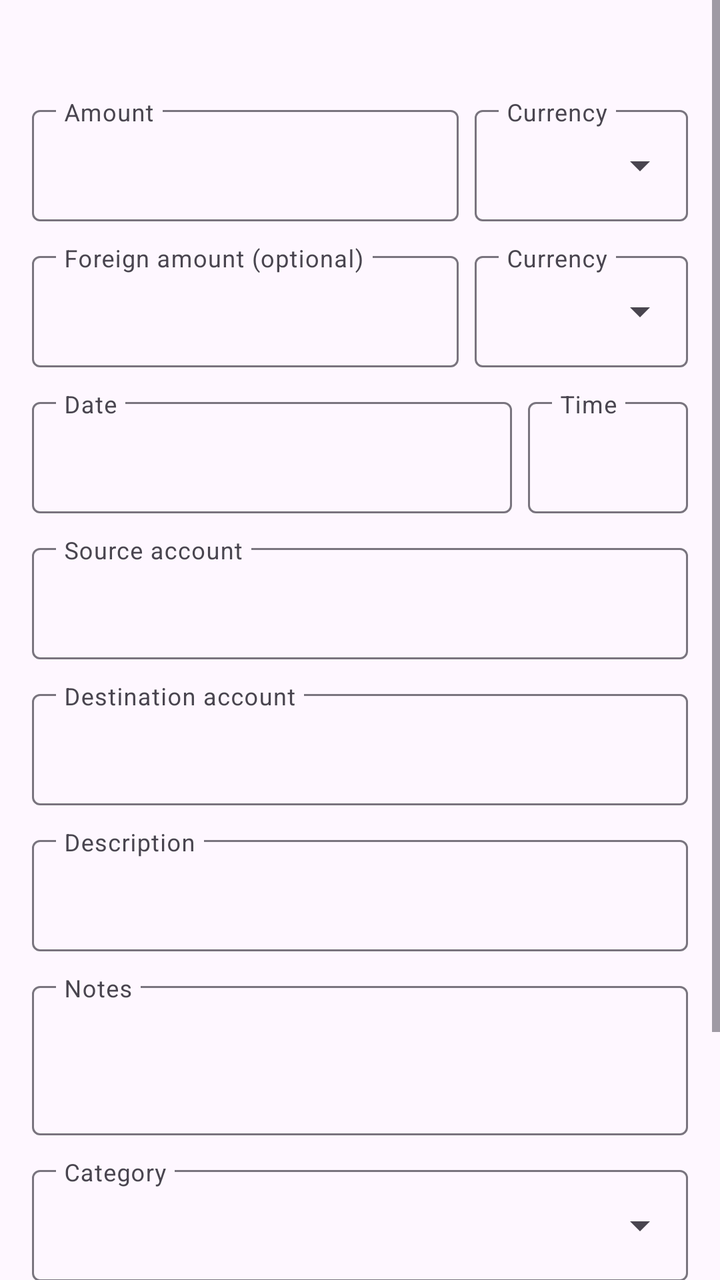
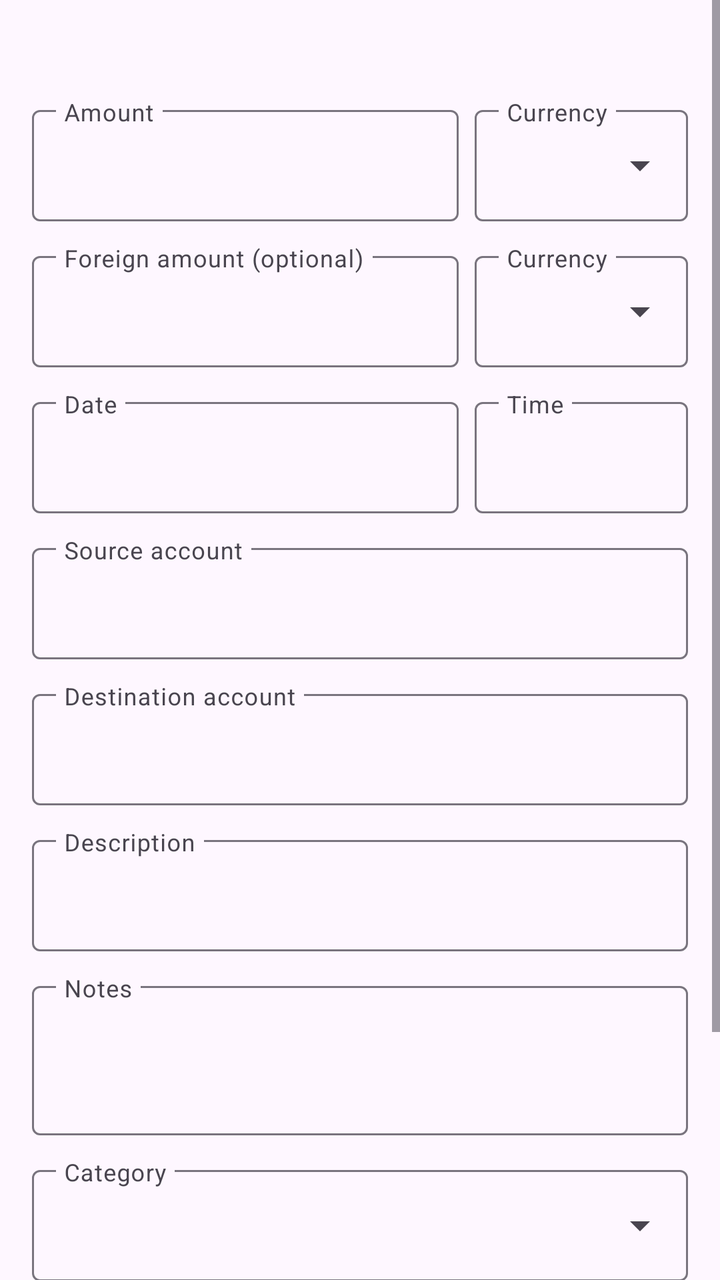

Compare the two renders of this Android layout. The source of the first and the diff that turns it into the second are given below.
<!-- AndroidManifest.xml: application theme Theme.FfNotifyImporter -->
<!-- res/layout/fragment_create_transaction.xml -->
<?xml version="1.0" encoding="utf-8"?>
<ScrollView xmlns:android="http://schemas.android.com/apk/res/android"
    xmlns:app="http://schemas.android.com/apk/res-auto"
    android:layout_width="match_parent"
    android:layout_height="match_parent">

    <LinearLayout
        android:layout_width="match_parent"
        android:layout_height="wrap_content"
        android:orientation="vertical"
        android:padding="16dp">

        <TextView
            android:id="@+id/ruleLabelText"
            android:layout_width="match_parent"
            android:layout_height="wrap_content"
            android:layout_marginBottom="12dp"
            android:textColor="#888888"
            android:textSize="13sp"
            android:visibility="gone" />

        <TextView
            android:id="@+id/alreadyLinkedWarningText"
            android:layout_width="match_parent"
            android:layout_height="wrap_content"
            android:layout_marginBottom="16dp"
            android:textColor="?attr/colorError"
            android:textStyle="bold"
            android:textSize="14sp"
            android:visibility="gone" />

        <TextView
            android:id="@+id/kindText"
            android:layout_width="match_parent"
            android:layout_height="wrap_content"
            android:layout_marginBottom="16dp"
            android:textColor="#888888"
            android:textSize="13sp" />

        <LinearLayout
            android:layout_width="match_parent"
            android:layout_height="wrap_content"
            android:layout_marginBottom="12dp"
            android:orientation="horizontal">

            <com.google.android.material.textfield.TextInputLayout
                android:id="@+id/amountLayout"
                android:layout_width="0dp"
                android:layout_height="wrap_content"
                android:layout_marginEnd="8dp"
                android:layout_weight="2"
                android:hint="@string/create_tx_field_amount"
                app:expandedHintEnabled="false">

                <com.google.android.material.textfield.TextInputEditText
                    android:id="@+id/amountInput"
                    android:layout_width="match_parent"
                    android:layout_height="wrap_content"
                    android:inputType="numberDecimal" />

            </com.google.android.material.textfield.TextInputLayout>

            <com.google.android.material.textfield.TextInputLayout
                android:id="@+id/currencyCodeLayout"
                android:layout_width="0dp"
                android:layout_height="wrap_content"
                android:layout_weight="1"
                android:hint="@string/create_tx_field_currency"
                app:expandedHintEnabled="false"
                app:endIconMode="custom"
                app:endIconDrawable="@drawable/ic_dropdown"
                app:endIconContentDescription="@string/rule_pick_currency">

                <com.google.android.material.textfield.TextInputEditText
                    android:id="@+id/currencyCodeInput"
                    android:layout_width="match_parent"
                    android:layout_height="wrap_content"
                    android:inputType="textCapCharacters"
                    android:maxLines="1" />

            </com.google.android.material.textfield.TextInputLayout>

        </LinearLayout>

        <LinearLayout
            android:layout_width="match_parent"
            android:layout_height="wrap_content"
            android:layout_marginBottom="12dp"
            android:orientation="horizontal">

            <com.google.android.material.textfield.TextInputLayout
                android:layout_width="0dp"
                android:layout_height="wrap_content"
                android:layout_marginEnd="8dp"
                android:layout_weight="2"
                android:hint="@string/create_tx_field_foreign_amount"
                app:expandedHintEnabled="false">

                <com.google.android.material.textfield.TextInputEditText
                    android:id="@+id/foreignAmountInput"
                    android:layout_width="match_parent"
                    android:layout_height="wrap_content"
                    android:inputType="numberDecimal" />

            </com.google.android.material.textfield.TextInputLayout>

            <com.google.android.material.textfield.TextInputLayout
                android:id="@+id/foreignCurrencyCodeLayout"
                android:layout_width="0dp"
                android:layout_height="wrap_content"
                android:layout_weight="1"
                android:hint="@string/create_tx_field_currency"
                app:expandedHintEnabled="false"
                app:endIconMode="custom"
                app:endIconDrawable="@drawable/ic_dropdown"
                app:endIconContentDescription="@string/rule_pick_currency">

                <com.google.android.material.textfield.TextInputEditText
                    android:id="@+id/foreignCurrencyCodeInput"
                    android:layout_width="match_parent"
                    android:layout_height="wrap_content"
                    android:inputType="textCapCharacters"
                    android:maxLines="1" />

            </com.google.android.material.textfield.TextInputLayout>

        </LinearLayout>

        <LinearLayout
            android:layout_width="match_parent"
            android:layout_height="wrap_content"
            android:layout_marginBottom="12dp"
            android:orientation="horizontal">

            <com.google.android.material.textfield.TextInputLayout
                android:layout_width="0dp"
                android:layout_height="wrap_content"
                android:layout_marginEnd="8dp"
                android:layout_weight="3"
                android:hint="@string/create_tx_field_date"
                app:expandedHintEnabled="false">

                <com.google.android.material.textfield.TextInputEditText
                    android:id="@+id/transactionDateInput"
                    android:layout_width="match_parent"
                    android:layout_height="wrap_content"
                    android:cursorVisible="false"
                    android:ellipsize="end"
                    android:focusable="false"
                    android:inputType="none"
                    android:maxLines="1" />

            </com.google.android.material.textfield.TextInputLayout>

            <com.google.android.material.textfield.TextInputLayout
                android:layout_width="0dp"
                android:layout_height="wrap_content"
                android:layout_weight="1"
                android:hint="@string/create_tx_field_time"
                app:expandedHintEnabled="false">

                <com.google.android.material.textfield.TextInputEditText
                    android:id="@+id/transactionTimeInput"
                    android:layout_width="match_parent"
                    android:layout_height="wrap_content"
                    android:cursorVisible="false"
                    android:ellipsize="end"
                    android:focusable="false"
                    android:inputType="none"
                    android:maxLines="1" />

            </com.google.android.material.textfield.TextInputLayout>

        </LinearLayout>

        <com.google.android.material.textfield.TextInputLayout
            android:id="@+id/sourceAccountLayout"
            android:layout_width="match_parent"
            android:layout_height="wrap_content"
            android:layout_marginBottom="12dp"
            android:hint="@string/create_tx_field_source_account"
            app:expandedHintEnabled="false">

            <com.google.android.material.textfield.TextInputEditText
                android:id="@+id/sourceAccountInput"
                android:layout_width="match_parent"
                android:layout_height="wrap_content" />

        </com.google.android.material.textfield.TextInputLayout>

        <com.google.android.material.textfield.TextInputLayout
            android:id="@+id/destinationAccountLayout"
            android:layout_width="match_parent"
            android:layout_height="wrap_content"
            android:layout_marginBottom="12dp"
            android:hint="@string/create_tx_field_destination_account"
            app:expandedHintEnabled="false">

            <com.google.android.material.textfield.TextInputEditText
                android:id="@+id/destinationAccountInput"
                android:layout_width="match_parent"
                android:layout_height="wrap_content" />

        </com.google.android.material.textfield.TextInputLayout>

        <com.google.android.material.textfield.TextInputLayout
            android:id="@+id/descriptionLayout"
            android:layout_width="match_parent"
            android:layout_height="wrap_content"
            android:layout_marginBottom="12dp"
            android:hint="@string/create_tx_field_description"
            app:expandedHintEnabled="false">

            <com.google.android.material.textfield.TextInputEditText
                android:id="@+id/descriptionInput"
                android:layout_width="match_parent"
                android:layout_height="wrap_content" />

        </com.google.android.material.textfield.TextInputLayout>

        <com.google.android.material.textfield.TextInputLayout
            android:layout_width="match_parent"
            android:layout_height="wrap_content"
            android:layout_marginBottom="12dp"
            android:hint="@string/create_tx_field_notes"
            app:expandedHintEnabled="false">

            <com.google.android.material.textfield.TextInputEditText
                android:id="@+id/notesInput"
                android:layout_width="match_parent"
                android:layout_height="wrap_content"
                android:gravity="top"
                android:inputType="textMultiLine"
                android:minLines="2" />

        </com.google.android.material.textfield.TextInputLayout>

        <com.google.android.material.textfield.TextInputLayout
            android:id="@+id/categoryLayout"
            android:layout_width="match_parent"
            android:layout_height="wrap_content"
            android:layout_marginBottom="12dp"
            android:hint="@string/create_tx_field_category"
            app:expandedHintEnabled="false"
            app:endIconMode="custom"
            app:endIconDrawable="@drawable/ic_dropdown"
            app:endIconContentDescription="@string/create_tx_pick_category">

            <com.google.android.material.textfield.TextInputEditText
                android:id="@+id/categoryInput"
                android:layout_width="match_parent"
                android:layout_height="wrap_content" />

        </com.google.android.material.textfield.TextInputLayout>

        <com.google.android.material.textfield.TextInputLayout
            android:layout_width="match_parent"
            android:layout_height="wrap_content"
            android:layout_marginBottom="16dp"
            android:hint="@string/create_tx_field_tags"
            app:expandedHintEnabled="false">

            <com.google.android.material.textfield.TextInputEditText
                android:id="@+id/tagsInput"
                android:layout_width="match_parent"
                android:layout_height="wrap_content" />

        </com.google.android.material.textfield.TextInputLayout>

        <LinearLayout
            android:layout_width="match_parent"
            android:layout_height="wrap_content"
            android:orientation="horizontal">

            <View
                android:layout_width="0dp"
                android:layout_height="1dp"
                android:layout_weight="1" />

            <Button
                android:id="@+id/createTransactionButton"
                android:layout_width="wrap_content"
                android:layout_height="wrap_content"
                android:text="@string/test_match_create" />

        </LinearLayout>

    </LinearLayout>

</ScrollView>
<!-- resources referenced by this layout -->
<resources>
  <!-- drawable ic_dropdown (drawable) -->
  <?xml version="1.0" encoding="utf-8"?>
  <vector xmlns:android="http://schemas.android.com/apk/res/android"
      android:width="24dp"
      android:height="24dp"
      android:viewportWidth="24"
      android:viewportHeight="24"
      android:tint="?attr/colorOnSurfaceVariant">
      <path
          android:fillColor="#FF000000"
          android:pathData="M7,10l5,5 5,-5z" />
  </vector>
  <string name="create_tx_field_amount">Amount</string>
  <string name="create_tx_field_category">Category</string>
  <string name="create_tx_field_currency">Currency</string>
  <string name="create_tx_field_date">Date</string>
  <string name="create_tx_field_description">Description</string>
  <string name="create_tx_field_destination_account">Destination account</string>
  <string name="create_tx_field_foreign_amount">Foreign amount (optional)</string>
  <string name="create_tx_field_notes">Notes</string>
  <string name="create_tx_field_source_account">Source account</string>
  <string name="create_tx_field_tags">Tags (comma-separated)</string>
  <string name="create_tx_field_time">Time</string>
  <string name="create_tx_pick_category">Pick category</string>
  <string name="rule_pick_currency">Pick currency</string>
  <string name="test_match_create">Create transaction</string>
  <style name="Theme.FfNotifyImporter" parent="Theme.Material3.DayNight.NoActionBar" />
</resources>

<!-- the commit's change to res/layout/fragment_create_transaction.xml (unified diff, before → after) -->
@@ -136,7 +136,7 @@
                 android:layout_width="0dp"
                 android:layout_height="wrap_content"
                 android:layout_marginEnd="8dp"
-                android:layout_weight="3"
+                android:layout_weight="2"
                 android:hint="@string/create_tx_field_date"
                 app:expandedHintEnabled="false">
 
